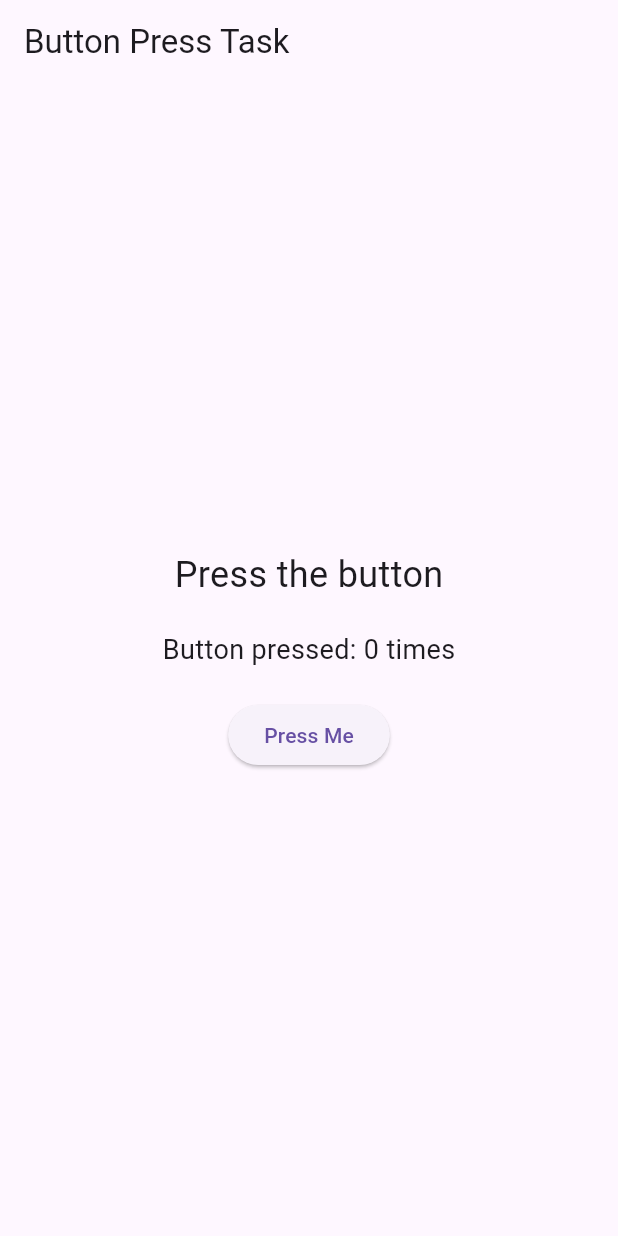
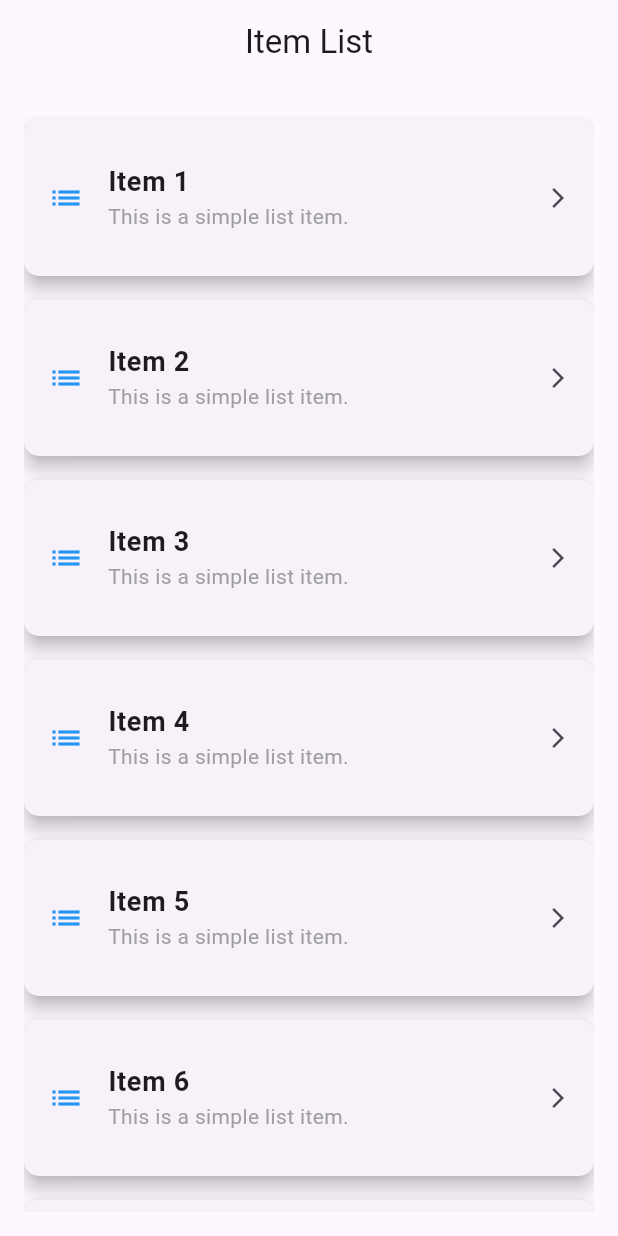
Before and after one commit to your-senpai-swapnil/flutter_tracker_labtasks, a Flutter app: the screen it shows after launch, on a phone screen of 412 x 824 dp. Run offline on Flutter 3.47's test engine with Material 3 defaults, Android fonts, the phone set to English and light mode, and no system bars.

Commit message:
Added 12 items lists orderly

```diff
--- a/lib/main.dart
+++ b/lib/main.dart
@@ -4,47 +4,56 @@ void main() {
   runApp(MyApp());
 }
 
-class MyApp extends StatefulWidget {
-  @override
-  _MyAppState createState() => _MyAppState();
-}
-
-class _MyAppState extends State<MyApp> {
-  String _text = "Press the button";
-  int _pressCount = 0;
-
-  void _changeText() {
-    setState(() {
-      _text = "Button Pressed";
-      _pressCount++;
-    });
-  }
-
+class MyApp extends StatelessWidget {
   @override
   Widget build(BuildContext context) {
     return MaterialApp(
-      home: Scaffold(
-        appBar: AppBar(title: Text('Button Press Task')),
-        body: Center(
-          child: Column(
-            mainAxisAlignment: MainAxisAlignment.center,
-            children: [
-              Text(
-                _text,
-                style: TextStyle(fontSize: 24),
+      debugShowCheckedModeBanner: false,
+      theme: ThemeData(
+        primarySwatch: Colors.blue,
+        textTheme: TextTheme(
+          bodyLarge: TextStyle(fontSize: 18, fontWeight: FontWeight.w500),
+        ),
+      ),
+      home: ItemList(),
+    );
+  }
+}
+
+class ItemList extends StatelessWidget {
+  @override
+  Widget build(BuildContext context) {
+    List<int> numbers = List.generate(12, (index) => index + 1);
+    return Scaffold(
+      appBar: AppBar(
+        title: Text('Item List'),
+        centerTitle: true,
+      ),
+      body: Padding(
+        padding: const EdgeInsets.all(16.0),
+        child: ListView.builder(
+          itemCount: numbers.length,
+          itemBuilder: (context, index) {
+            return Card(
+              elevation: 5,
+              margin: EdgeInsets.symmetric(vertical: 8),
+              shape: RoundedRectangleBorder(
+                borderRadius: BorderRadius.circular(10),
               ),
-              SizedBox(height: 20),
-              Text(
-                'Button pressed: $_pressCount times',
-                style: TextStyle(fontSize: 18),
+              child: ListTile(
+                contentPadding: EdgeInsets.all(16),
+                leading: Icon(Icons.list, color: Colors.blue),
+                title: Text(
+                  'Item ${numbers[index]}',
+                  style: TextStyle(fontSize: 18, fontWeight: FontWeight.bold),
+                ),
+                subtitle: Text('This is a simple list item.',
+                  style: TextStyle(color: Colors.grey),
+                ),
+                trailing: Icon(Icons.arrow_forward_ios, size: 16),
               ),
-              SizedBox(height: 20),
-              ElevatedButton(
-                onPressed: _changeText,
-                child: Text('Press Me'),
-              ),
-            ],
-          ),
+            );
+          },
         ),
       ),
     );
```
